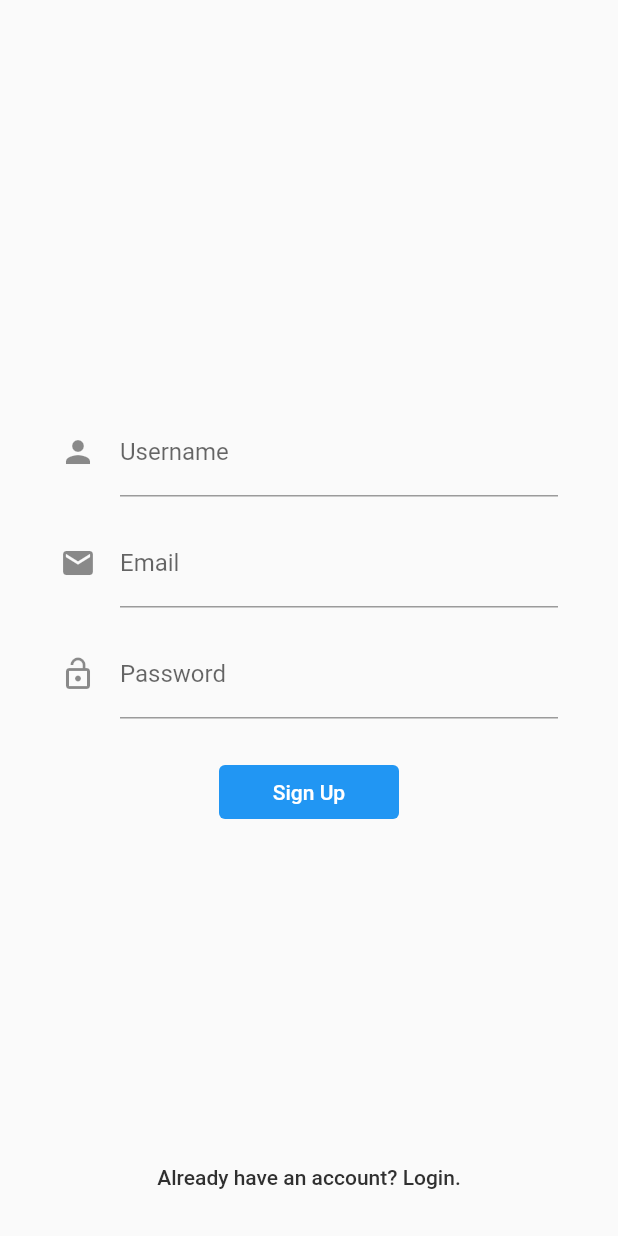
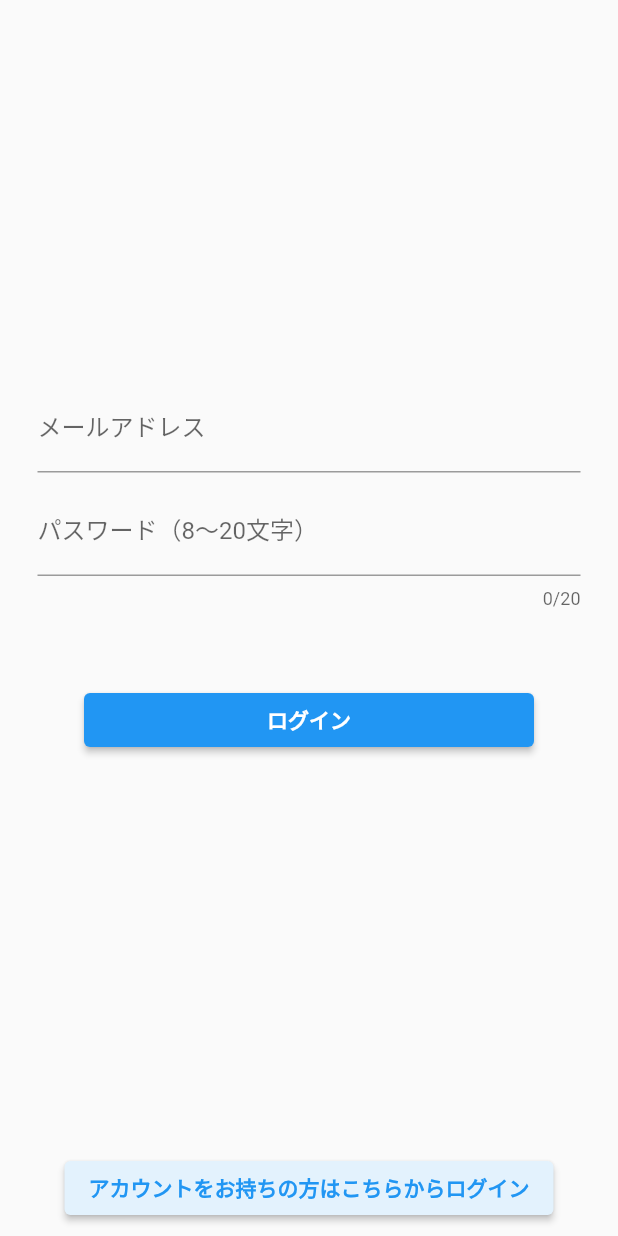
Before and after one commit to togo-mentor/for_the_first_time, a Flutter app: the SignUpPage screen opened directly, on a phone screen of 412 x 824 dp. Run offline on Flutter 3.47's test engine with Material 2 defaults, Android fonts, the phone set to English and light mode, and no system bars; drawn by our look-alikes of reactive_forms; our stand-ins replace firebase_auth, firebase_core; accounts and stored records are empty.

Commit message:
signup page

```diff
--- a/lib/ui/pages/signup_page.dart
+++ b/lib/ui/pages/signup_page.dart
@@ -1,5 +1,9 @@
+import 'package:firebase_auth/firebase_auth.dart';
 import 'package:flutter/material.dart';
-import '../../service/auth_credentials.dart';
+import 'package:for_the_first_time/ui/pages/signup_page.dart';
+import 'package:reactive_forms/reactive_forms.dart';
+import 'login_page.dart';
+import 'main_page.dart';
 
 class SignUpPage extends StatefulWidget {
   @override
@@ -7,105 +11,143 @@ class SignUpPage extends StatefulWidget {
 }
 
 class _SignUpPageState extends State<SignUpPage> {
-  final _usernameController = TextEditingController();
-  final _emailController = TextEditingController();
-  final _passwordController = TextEditingController();
+  String _login_Email = "";  // 入力されたメールアドレス
+  String _login_Password = "";  // 入力されたパスワード
+  String _infoText = "";  // ログインに関する情報を表示
+
+  // Firebase Authenticationを利用するためのインスタンス
+  final FirebaseAuth auth = FirebaseAuth.instance;
+  UserCredential? _result;
+  User? _user;
+  FormGroup form = FormGroup({
+    'password': FormControl<String>(
+      validators: [
+        Validators.required,
+      ],
+    ),
+    'email': FormControl<String>(
+      validators: [
+        Validators.required,
+      ],
+    )
+  });
 
   @override
   Widget build(BuildContext context) {
     return Scaffold(
-      body: SafeArea(
-          minimum: EdgeInsets.symmetric(horizontal: 40),
-          child: Stack(children: [
-            // Sign Up Form
-            _signUpForm(),
+      body: Center(
+            child: Column(
+              mainAxisSize: MainAxisSize.min,
+              children: <Widget>[
+                ReactiveForm(
+                  formGroup: form,
+                  child: Column(
+                  children: <Widget>[
+                    Padding(
+                      padding: EdgeInsets.fromLTRB(25.0, 0, 25.0, 10.0),
+                      child: ReactiveTextField(
+                        formControlName: 'email',
+                        decoration: InputDecoration(
+                          labelText: "メールアドレス"
+                        ),
+                      ),
+                    ),
+                    Padding(
+                      padding: EdgeInsets.fromLTRB(25.0, 0, 25.0, 10.0),
+                      child: ReactiveTextField(
+                        formControlName: 'password',
+                        decoration: InputDecoration(
+                          labelText: "パスワード（8～20文字）"
+                        ),
+                        obscureText: true,  // パスワードが見えないようRにする
+                        maxLength: 20,  // 入力可能な文字数
+                      ),
+                    ),
+                    SizedBox(
+                      height: 20,
+                    ),
+                    SizedBox(
+                      height: 20,
+                    ),
+                    ButtonTheme(
+                      minWidth: 350.0,
+                      child: SizedBox(
+                      width: 300,
+                      child:
+                        ElevatedButton(
+                          onPressed: () async {
+                            try {
+                              // メール/パスワードでユーザー登録
+                              _result = await auth.signInWithEmailAndPassword(
+                                email: _login_Email,
+                                password: _login_Password,
+                              );
 
-            // Login Button
-            Container(
-              padding: EdgeInsets.all(15),
-              alignment: Alignment.bottomCenter,
-              child: TextButton(
-                  onPressed: (){
+                              // ログイン成功
+                              // ログインユーザーのIDを取得
+                              _user = _result!.user;
+                              Navigator.push(
+                                context,
+                                MaterialPageRoute(
+                                  builder: (context) => MainPage(),
+                                )
+                              );
 
-                  }, // ログインページに遷移
-                  child: Text('Already have an account? Login.'),
-                  style: TextButton.styleFrom(
-                    primary: Colors.grey[850],
-                  )
+                            } catch (e) {
+                              // ログインに失敗した場合
+                              setState(() {
+                                print(e);
+                              });
+                            }
+                          },
+                          style: ElevatedButton.styleFrom(
+                            primary: Colors.blue,
+                          ),
+                          // ボタン内の文字や書式
+                          child: Text('ログイン',
+                            style: TextStyle(fontWeight: FontWeight.bold, color: Colors.white),
+                          ),
                     ),
                   )
-          ])),
+                )
+              ]
+            ),
+            )
+          ]
+        ), // 画面下にボタンの配置
+      ),
+      bottomNavigationBar: Column(
+            mainAxisSize: MainAxisSize.min,
+            children: <Widget>[
+
+              Padding(
+                padding: const EdgeInsets.all(8.0),
+                child:ButtonTheme(
+                  minWidth: 350.0,
+                  // height: 100.0,
+                  child: ElevatedButton(
+                    child: Text('アカウントをお持ちの方はこちらからログイン',
+                      style: TextStyle(fontWeight: FontWeight.bold, color: Colors.blue),
+                    ),
+                    style: ElevatedButton.styleFrom(
+                      primary: Colors.blue[50],
+                    ),
+
+                    // ボタンクリック後にアカウント作成用の画面の遷移する。
+                    onPressed: (){
+                      Navigator.of(context).push(
+                        MaterialPageRoute(
+                          fullscreenDialog: true,
+                          builder: (BuildContext context) => LoginPage(),
+                        ),
                       );
                     }
 
-  // 新規登録フォームを送信した際にプログレスバーを表示する
-  void showProgressDialog() {
-    showGeneralDialog(
-      context: context,
-      barrierDismissible: false,
-      transitionDuration: Duration(milliseconds: 500),
-      barrierColor: Colors.black.withOpacity(0.5),
-      pageBuilder: (BuildContext context, Animation animation, Animation secondaryAnimation) {
-        return Center(
-          child: CircularProgressIndicator(),
-        );
-      }
-    );
-  }
-
-  Widget _signUpForm() {
-    return Column(
-      mainAxisAlignment: MainAxisAlignment.center,
-      children: [
-        // Username TextField
-        TextField(
-          controller: _usernameController,
-          decoration:
-              InputDecoration(icon: Icon(Icons.person), labelText: 'Username'),
                   ),
-        SizedBox(
-          height: 15,
                 ),
-
-        // Email TextField
-        TextField(
-          controller: _emailController,
-          decoration:
-              InputDecoration(icon: Icon(Icons.mail), labelText: 'Email'),
               ),
-        SizedBox(
-          height: 15,
-        ),
-
-        // Password TextField
-        TextField(
-          controller: _passwordController,
-          decoration: InputDecoration(
-              icon: Icon(Icons.lock_open), labelText: 'Password'),
-          obscureText: true,
-          keyboardType: TextInputType.visiblePassword,
-        ),
-        SizedBox(
-          height: 25,
-        ),
-
-        SizedBox(
-          width: 120,
-          // Sign Up Button
-          child: (
-            TextButton(
-                onPressed: () {
-
-                },
-                child: Text('Sign Up'),
-                style: TextButton.styleFrom(
-                    primary: Colors.white,
-                    backgroundColor: Theme.of(context).accentColor,
+            ]
           )
-            )
-          )
-        )
-      ],
     );
   }
 }
```
Lines whose indentation alone changed are shown as unchanged.
